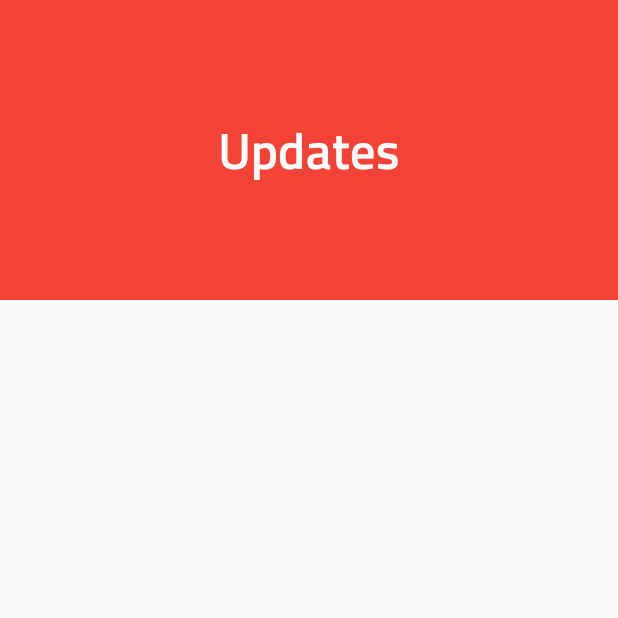
After one commit to bapspatil/Pantheon, an Android app: the fragment UpdatesFragment shown on its own in the app's theme, on a phone screen of 412 x 824 dp, the top half of it. The commit adds this screen. Run offline under Robolectric (Android 15) with nearby library versions, the light colour scheme and no system bars; our stand-ins replace ButterKnife.

Commit message:
Added UpdatesFragment

```diff
--- a/app/src/main/java/bapspatil/pantheon/ui/MainActivity.java
+++ b/app/src/main/java/bapspatil/pantheon/ui/MainActivity.java
@@ -60,6 +60,12 @@ public class MainActivity extends AppCompatActivity {
                     getWindow().setStatusBarColor(getResources().getColor(R.color.updatesPrimaryDark));
                     getWindow().setNavigationBarColor(getResources().getColor(R.color.updatesPrimaryDark));
                 }
+
+                getSupportFragmentManager().beginTransaction()
+                        .setCustomAnimations(android.R.anim.fade_in, android.R.anim.fade_out)
+                        .replace(R.id.main_container, new UpdatesFragment())
+                        .addToBackStack(null)
+                        .commit();
                 break;
             case R.id.action_events:
                 setTheme(R.style.AppTheme_Home);
--- /dev/null
+++ b/app/src/main/java/bapspatil/pantheon/ui/UpdatesFragment.java
@@ -0,0 +1,53 @@
+package bapspatil.pantheon.ui;
+
+
+import android.graphics.Typeface;
+import android.os.Bundle;
+import android.support.design.widget.AppBarLayout;
+import android.support.design.widget.CollapsingToolbarLayout;
+import android.support.v4.app.Fragment;
+import android.support.v4.content.ContextCompat;
+import android.support.v4.content.res.ResourcesCompat;
+import android.support.v7.app.AppCompatActivity;
+import android.support.v7.widget.Toolbar;
+import android.view.LayoutInflater;
+import android.view.View;
+import android.view.ViewGroup;
+
+import bapspatil.pantheon.R;
+import butterknife.BindView;
+import butterknife.ButterKnife;
+
+/**
+ * A simple {@link Fragment} subclass.
+ */
+public class UpdatesFragment extends Fragment {
+
+    @BindView(R.id.appbar) AppBarLayout appBar;
+    @BindView(R.id.collapsing_bar) CollapsingToolbarLayout collapsingToolbar;
+    @BindView(R.id.toolbar) Toolbar toolbar;
+
+    public UpdatesFragment() {
+        // Required empty public constructor
+    }
+
+    private void appBarInit() {
+        ((AppCompatActivity) getActivity()).setSupportActionBar(toolbar);
+        collapsingToolbar.setExpandedTitleColor(ContextCompat.getColor(getContext(), android.R.color.white));
+        collapsingToolbar.setCollapsedTitleTextColor(ContextCompat.getColor(getContext(), android.R.color.white));
+        Typeface typeface = ResourcesCompat.getFont(getContext(), R.font.titillium);
+        collapsingToolbar.setCollapsedTitleTypeface(typeface);
+        collapsingToolbar.setExpandedTitleTypeface(typeface);
+    }
+
+    @Override
+    public View onCreateView(LayoutInflater inflater, ViewGroup container,
+                             Bundle savedInstanceState) {
+        View view = inflater.inflate(R.layout.fragment_updates, container, false);
+        ButterKnife.bind(this, view);
+        appBarInit();
+
+        return view;
+    }
+
+}
--- /dev/null
+++ b/app/src/main/res/layout/fragment_updates.xml
@@ -0,0 +1,40 @@
+<android.support.design.widget.CoordinatorLayout
+    xmlns:android="http://schemas.android.com/apk/res/android"
+    xmlns:app="http://schemas.android.com/apk/res-auto"
+    xmlns:tools="http://schemas.android.com/tools"
+    android:layout_width="match_parent"
+    android:layout_height="match_parent"
+    tools:context="bapspatil.pantheon.ui.UpdatesFragment">
+
+    <android.support.design.widget.AppBarLayout
+        android:id="@+id/appbar"
+        android:layout_width="match_parent"
+        android:layout_height="200dp">
+
+        <android.support.design.widget.CollapsingToolbarLayout
+            android:id="@+id/collapsing_bar"
+            android:layout_width="match_parent"
+            android:layout_height="match_parent"
+            app:contentScrim="@color/colorPrimary"
+            app:expandedTitleGravity="center"
+            app:layout_scrollFlags="scroll|exitUntilCollapsed"
+            app:scrimAnimationDuration="750"
+            app:statusBarScrim="@color/colorPrimary"
+            app:title="Updates"
+            app:toolbarId="@id/toolbar">
+
+            <ImageView
+                android:id="@+id/header_iv"
+                android:layout_width="match_parent"
+                android:layout_height="match_parent"
+                app:layout_collapseMode="parallax"/>
+
+            <android.support.v7.widget.Toolbar
+                android:id="@+id/toolbar"
+                android:layout_width="match_parent"
+                android:layout_height="?attr/actionBarSize"
+                app:layout_collapseMode="pin"/>
+        </android.support.design.widget.CollapsingToolbarLayout>
+    </android.support.design.widget.AppBarLayout>
+
+</android.support.design.widget.CoordinatorLayout>
--- a/app/src/main/res/menu/menu_main.xml
+++ /dev/null
@@ -1,12 +0,0 @@
-<?xml version="1.0" encoding="utf-8"?>
-<menu
-    xmlns:android="http://schemas.android.com/apk/res/android"
-    xmlns:app="http://schemas.android.com/apk/res-auto">
-
-    <item
-        android:id="@+id/action_about"
-        android:enabled="true"
-        android:icon="@drawable/ic_info_outline_white_24dp"
-        android:title="About"
-        app:showAsAction="always"/>
-</menu>
--- a/app/src/main/res/values/strings.xml
+++ b/app/src/main/res/values/strings.xml
@@ -1,4 +1,7 @@
 <resources>
     <string name="app_name">Pantheon</string>
 
+    <!-- TODO: Remove or change this placeholder text -->
+    <string name="hello_blank_fragment">Hello blank fragment</string>
+
 </resources>
```
